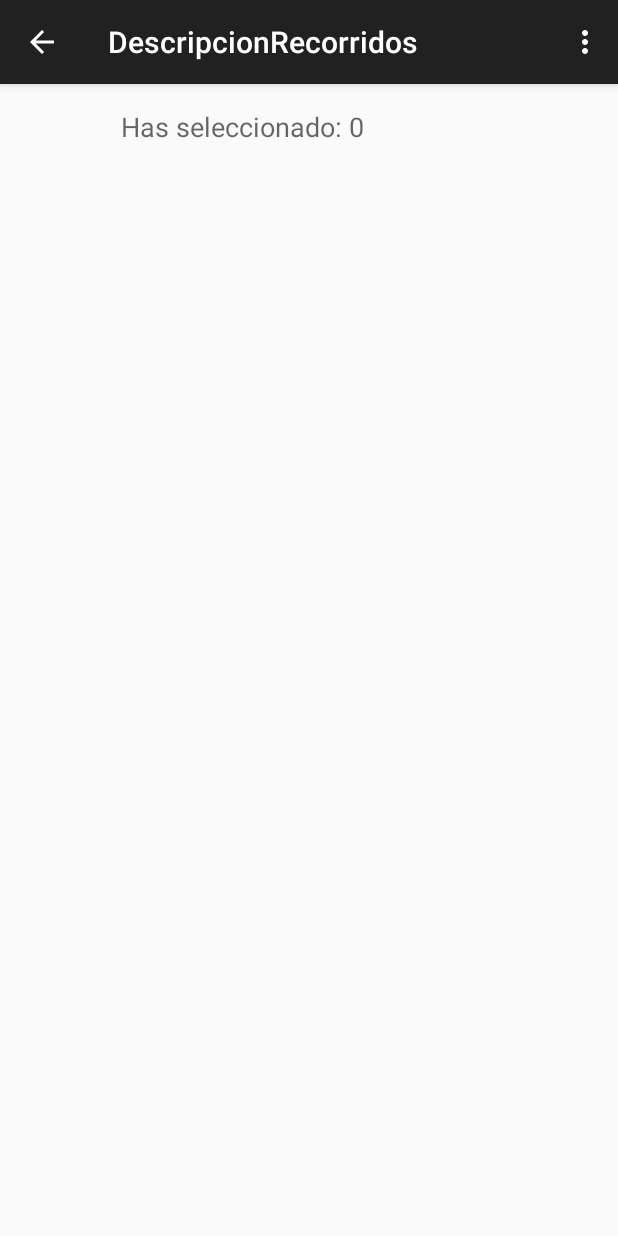
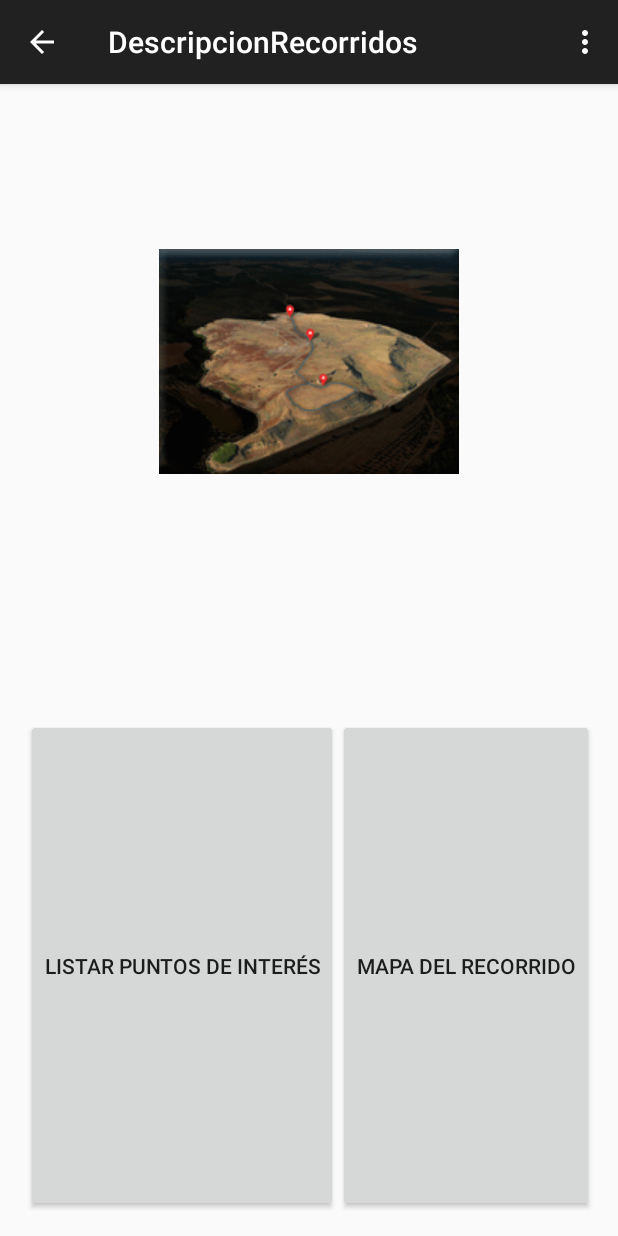
Before and after one commit to i32jamuf/GuiaCastulo, an Android app: the DescripcionRecorridos screen opened directly, with no data from a screen before it, on a phone screen of 412 x 824 dp. Run offline under Robolectric (Android 15) with nearby library versions, the phone set to English and light mode, and no system bars; 2 statements that could not run were skipped.

Commit message:
items de mapa

```diff
--- a/app/build.gradle
+++ b/app/build.gradle
@@ -3,10 +3,9 @@ apply plugin: 'com.android.application'
 android {
     compileSdkVersion 21
     buildToolsVersion "21.1.2"
-
     defaultConfig {
         applicationId "es.aplicacion.guiacastulo"
-        minSdkVersion 10
+        minSdkVersion 11
         targetSdkVersion 21
         versionCode 1
         versionName "1.0"
@@ -17,6 +16,8 @@ android {
             proguardFiles getDefaultProguardFile('proguard-android.txt'), 'proguard-rules.pro'
         }
     }
+    productFlavors {
+    }
 }
 
 dependencies {
--- a/app/src/main/java/es/aplicacion/guiacastulo/DescripcionRecorridos.java
+++ b/app/src/main/java/es/aplicacion/guiacastulo/DescripcionRecorridos.java
@@ -5,6 +5,7 @@ import android.support.v7.app.ActionBarActivity;
 import android.os.Bundle;
 import android.view.Menu;
 import android.view.MenuItem;
+import android.view.View;
 import android.widget.TextView;
 
 
@@ -13,27 +14,48 @@ public class DescripcionRecorridos extends ActionBarActivity {
 
     TextView seleccionado;
 
-
+    long position=0;
     @Override
     protected void onCreate(Bundle savedInstanceState) {
         super.onCreate(savedInstanceState);
         setContentView(R.layout.activity_descripcion_recorridos);
 
         Bundle bundle = this.getIntent().getExtras();
-        long position = bundle.getLong("ID_LISTA");
+        position = bundle.getLong("ID_LISTA");
+        String nombre = bundle.getString("NOMBRE");
 
         seleccionado= (TextView)findViewById(R.id.seleccionado);
+        seleccionado.setText(nombre);
 
-        seleccionado.setText("Has seleccionado: " + position);
+        // Para probar que funciona la posicion
+       //seleccionado= (TextView)findViewById(R.id.seleccionado);
 
-        Intent intent= new Intent(DescripcionRecorridos.this, VistaMapa.class);
-        startActivity(intent);
+       //seleccionado.setText("Has seleccionado: " + position + " Nombre seleccionado: "+ nombre);
+
+       // Intent intent= new Intent(DescripcionRecorridos.this, VistaMapa.class);
+       // startActivity(intent);
 
 
     }
 
+//*** Modificar la lista puntos de interes
+  public void bpuntosinteresClick(View view) {
 
-    @Override
+   seleccionado.setText("Has seleccionado: Puntos de interes" );
+      finish();
+
+    //    Intent intent = new Intent(DescripcionRecorridos.this, ListPuntosInteres.class);
+      //  startActivity(intent);
+
+    }
+
+    //Llamada a la clase mapa al presionar el boton de Mapa
+    public void bmapaClick(View view) {
+        Intent intent = new Intent(DescripcionRecorridos.this, VistaMapa.class);
+        startActivity(intent);
+
+    }
+        @Override
     public boolean onCreateOptionsMenu(Menu menu) {
         // Inflate the menu; this adds items to the action bar if it is present.
         getMenuInflater().inflate(R.menu.menu_descripcion_recorridos, menu);
@@ -50,6 +72,7 @@ public class DescripcionRecorridos extends ActionBarActivity {
         //noinspection SimplifiableIfStatement
         if (id == R.id.action_settings) {
             return true;
+
         }
 
         return super.onOptionsItemSelected(item);
--- a/app/src/main/java/es/aplicacion/guiacastulo/FichaPuntosInteres.java
+++ b/app/src/main/java/es/aplicacion/guiacastulo/FichaPuntosInteres.java
@@ -21,9 +21,7 @@ public class FichaPuntosInteres extends ActionBarActivity {
         Bundle bundle = this.getIntent().getExtras();
         long position = bundle.getLong("ID_FICHA");
 
-        seleccionado = (TextView)findViewById(R.id.seleccionado);
 
-        seleccionado.setText("Has seleccionado: " + position);
     }
 
 
--- a/app/src/main/java/es/aplicacion/guiacastulo/ListRecorridos.java
+++ b/app/src/main/java/es/aplicacion/guiacastulo/ListRecorridos.java
@@ -46,6 +46,7 @@ public class ListRecorridos extends Activity  {
             Intent intent = new Intent(getApplication(), DescripcionRecorridos.class);
             Bundle b = new Bundle();
             b.putLong("ID_LISTA",position);
+            b.putString("NOMBRE",obtenerItems().get(position).getTitulo());
             intent.putExtras(b);
             startActivity(intent);
 
--- a/app/src/main/res/layout/activity_descripcion_recorridos.xml
+++ b/app/src/main/res/layout/activity_descripcion_recorridos.xml
@@ -11,11 +11,44 @@
         android:layout_width="wrap_content"
         android:layout_height="wrap_content"
         android:textAppearance="?android:attr/textAppearanceMedium"
-        android:text="Medium Text"
         android:id="@+id/seleccionado"
         android:layout_alignParentTop="true"
         android:layout_alignParentRight="true"
         android:layout_alignParentEnd="true"
         android:layout_marginRight="153dp"
         android:layout_marginEnd="153dp" />
+
+    <ImageView
+        android:layout_width="wrap_content"
+        android:layout_height="wrap_content"
+        android:id="@+id/imagenrecorrido"
+        android:src="@drawable/recorridos"
+        android:layout_marginTop="69dp"
+        android:layout_below="@+id/seleccionado"
+        android:layout_centerHorizontal="true" />
+
+    <Button
+        android:layout_width="wrap_content"
+        android:layout_height="wrap_content"
+        android:text="Listar Puntos de Interés"
+        android:id="@+id/button"
+        android:layout_alignBottom="@+id/button2"
+        android:layout_toStartOf="@+id/button2"
+        android:layout_toLeftOf="@+id/button2"
+        android:layout_alignTop="@+id/button2"
+        android:onClick="bpuntosinteresClick"/>
+
+    <Button
+        android:layout_width="wrap_content"
+        android:layout_height="wrap_content"
+        android:text="Mapa del Recorrido"
+        android:id="@+id/button2"
+        android:layout_alignParentBottom="true"
+        android:layout_alignParentRight="true"
+        android:layout_alignParentEnd="true"
+        android:layout_below="@+id/imagenrecorrido"
+        android:layout_marginTop="163dp"
+        android:onClick="bmapaClick"/>
+
+
 </RelativeLayout>
```
Also changed, not shown: app/src/main/java/es/aplicacion/guiacastulo/VistaMapa.java (+113 -41 lines), app/src/main/java/es/aplicacion/guiacastulo/VistaMapabis.java (added, +142 -0 lines), app/src/main/res/layout/info_windows_mapa.xml (added, +44 -0 lines), 1 other file.
